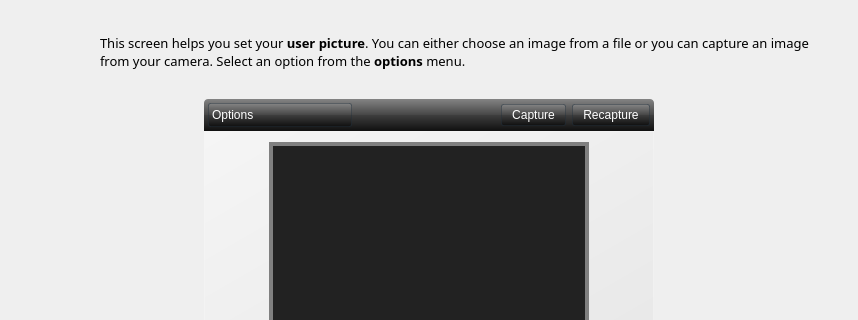
This is ui/ui_scrAvatar.ui in rshipp/kapudan as Qt 5 draws it before an edit; both pictures show x 0 to 858 and y 0 to 320 of the 858 by 633 pixel window. The edited form follows.
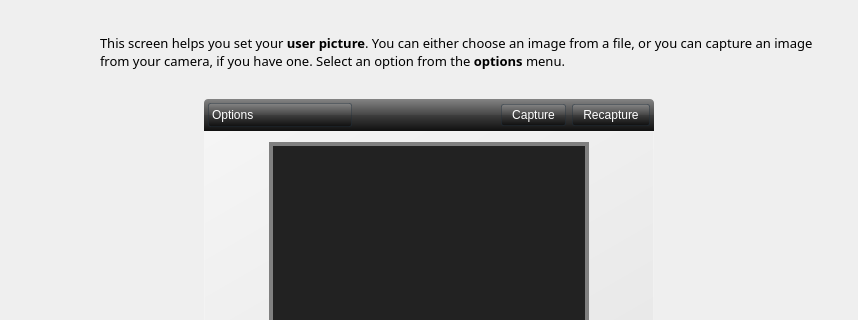
This is the edited form. Icons and pictures are not drawn.

Diff of the .ui file:
```diff
--- a/ui/ui_scrAvatar.ui
+++ b/ui/ui_scrAvatar.ui
@@ -63,7 +63,7 @@
       <string notr="true"/>
      </property>
      <property name="text">
-      <string>This screen helps you set your &lt;b&gt;user picture&lt;/b&gt;. You can either choose an image from a file or you can capture an image from your camera. Select an option from the &lt;b&gt;options&lt;/b&gt; menu.</string>
+      <string>&lt;html&gt;&lt;head/&gt;&lt;body&gt;&lt;p&gt;This screen helps you set your &lt;span style=&quot; font-weight:600;&quot;&gt;user picture&lt;/span&gt;. You can either choose an image from a file, or you can capture an image from your camera, if you have one. Select an option from the &lt;span style=&quot; font-weight:600;&quot;&gt;options&lt;/span&gt; menu.&lt;/p&gt;&lt;/body&gt;&lt;/html&gt;</string>
      </property>
      <property name="wordWrap">
       <bool>true</bool>
```
Left out of the diff: 2 changed lines with no effect on the pictures.
